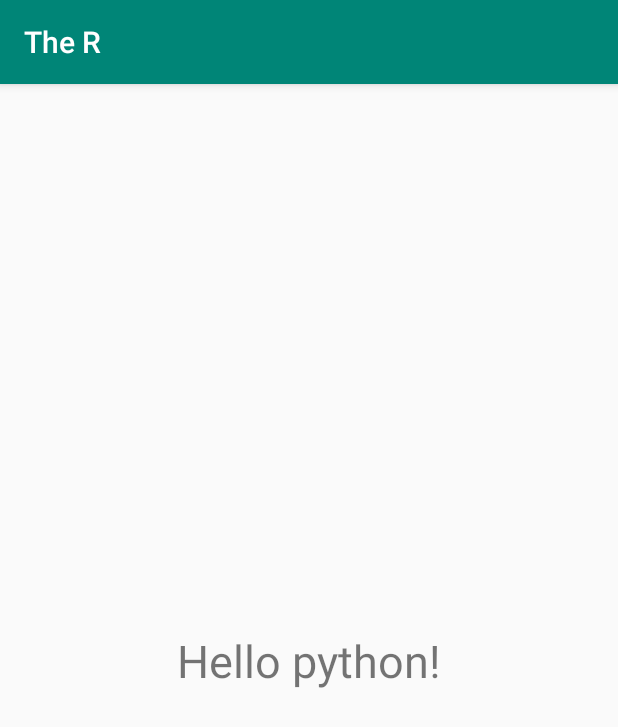
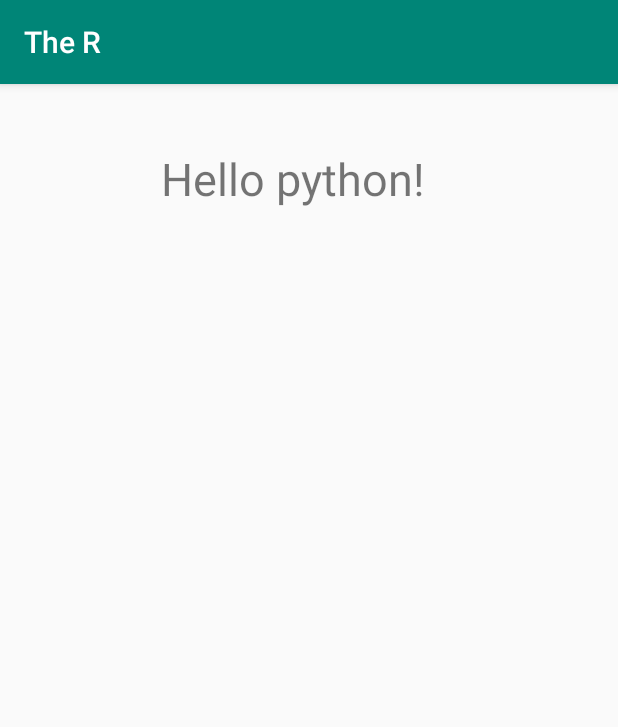
Before and after one commit to proans/TheR, an Android app: the screen it shows after launch (MainActivity), on a phone screen of 412 x 824 dp. Shown: the top 727 px of the screen. Run offline under Robolectric (Android 15) with nearby library versions, the phone set to English and light mode, and no system bars.

Commit message:
text position changed

```diff
--- a/app/src/main/res/layout/activity_main.xml
+++ b/app/src/main/res/layout/activity_main.xml
@@ -12,8 +12,10 @@
         android:text="Hello python!"
         android:textSize="30sp"
         app:layout_constraintBottom_toBottomOf="parent"
+        app:layout_constraintHorizontal_bias="0.455"
         app:layout_constraintLeft_toLeftOf="parent"
         app:layout_constraintRight_toRightOf="parent"
-        app:layout_constraintTop_toTopOf="parent" />
+        app:layout_constraintTop_toTopOf="parent"
+        app:layout_constraintVertical_bias="0.059" />
 
 </androidx.constraintlayout.widget.ConstraintLayout>
```
